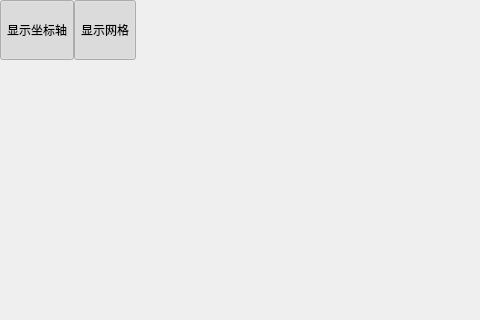
First picture: the form in src/ui/mainwindow.ui, repository cz2542079957/FusionDetect3D, before the edit; both pictures show x 0 to 480 and y 0 to 320 of the 1200 by 800 pixel window.
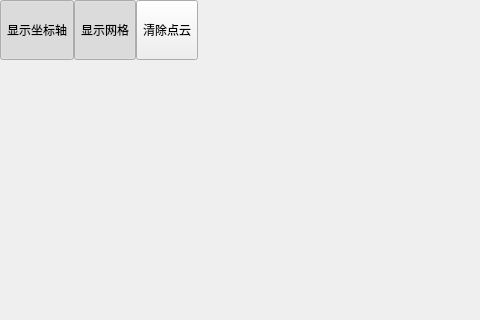
Second picture: the form after the edit. Custom widgets are drawn as their Qt base class.

Commit message: add: 完成了点云颜色渐变

```diff
--- a/src/ui/mainwindow.ui
+++ b/src/ui/mainwindow.ui
@@ -107,6 +107,19 @@
          </property>
         </widget>
        </item>
+       <item>
+        <widget class="QToolButton" name="clearPointCloud">
+         <property name="minimumSize">
+          <size>
+           <width>60</width>
+           <height>60</height>
+          </size>
+         </property>
+         <property name="text">
+          <string>清除点云</string>
+         </property>
+        </widget>
+       </item>
        <item>
         <spacer name="horizontalSpacer">
          <property name="orientation">
```
The commit also changes 6 other files.
